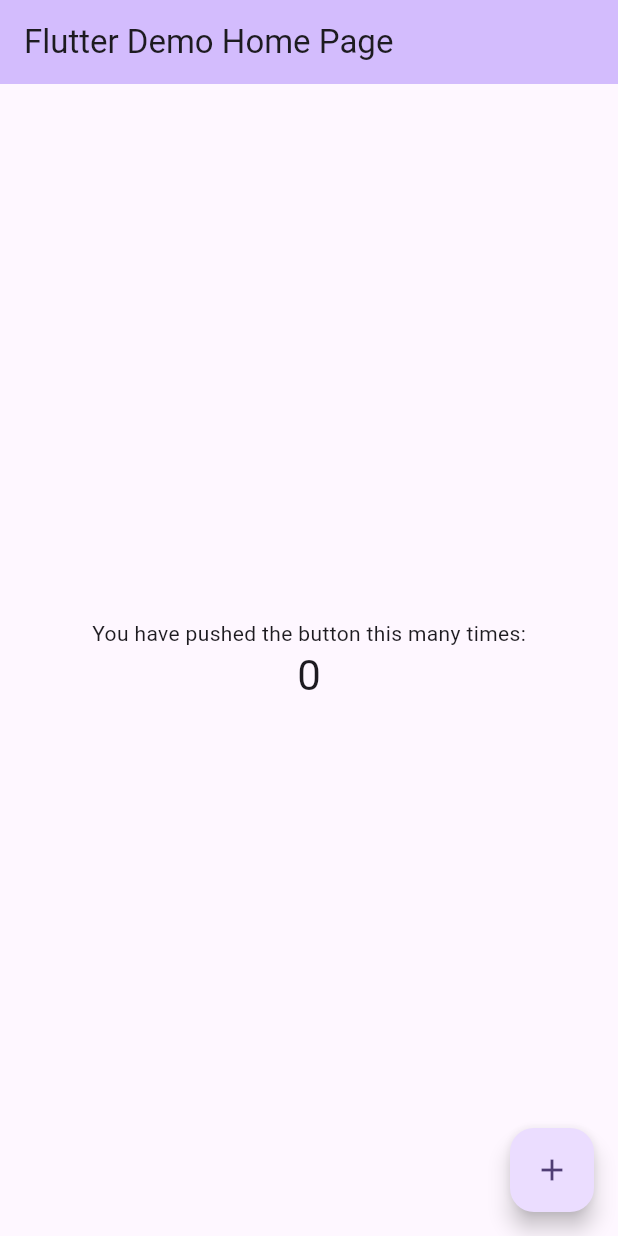
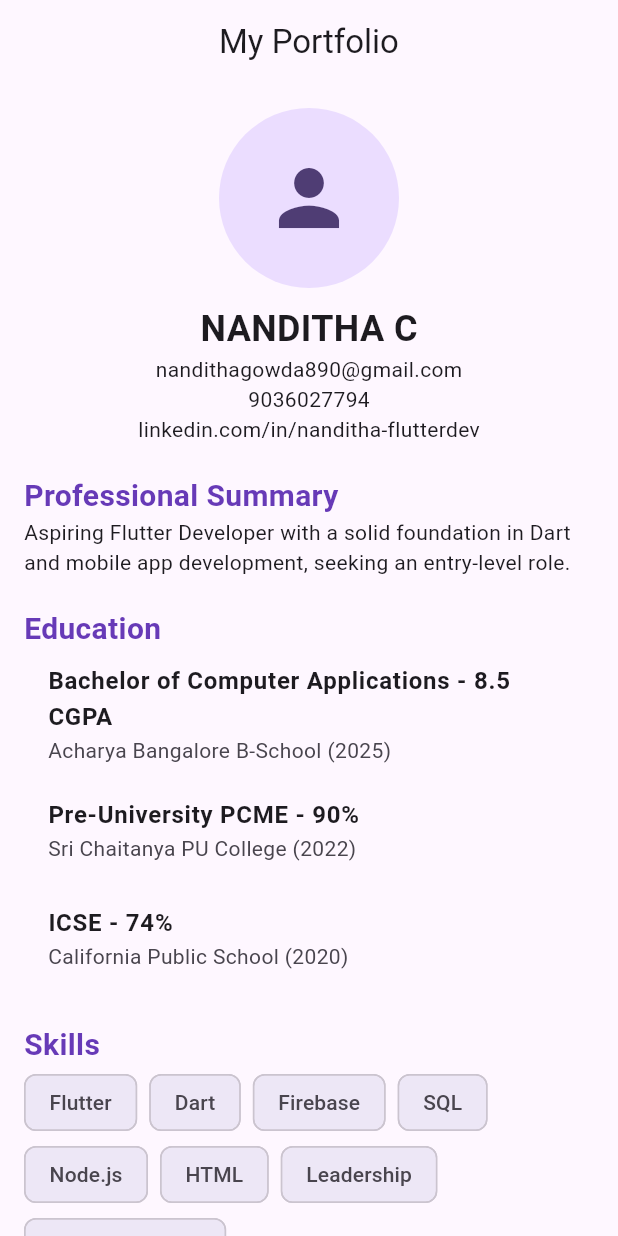
Before and after one commit to nanditha890/portfolio-app, a Flutter app: the screen it shows after launch, on a phone screen of 412 x 824 dp. Run offline on Flutter 3.47's test engine with Material 3 defaults, Android fonts, the phone set to English and light mode, and no system bars.

Commit message:
changed ui here

```diff
--- /dev/null
+++ b/lib/data/portfolio_data.dart
@@ -0,0 +1,48 @@
+class PortfolioData {
+  final String name = "NANDITHA C";
+  final String phone = "9036027794";
+  final String email = "nandithagowda890@gmail.com";
+  final String linkedin = "linkedin.com/in/nanditha-flutterdev";
+
+  final String summary =
+      "Aspiring Flutter Developer with a solid foundation in Dart and mobile app development, seeking an entry-level role.";
+
+  final List education = [
+    {"title": "Bachelor of Computer Applications - 8.5 CGPA", "subtitle": "Acharya Bangalore B-School (2025)"},
+    {"title": "Pre-University PCME - 90%", "subtitle": "Sri Chaitanya PU College (2022)"},
+    {"title": "ICSE - 74%", "subtitle": "California Public School (2020)"},
+  ];
+
+  final List skills = ["Flutter", "Dart", "Firebase", "SQL", "Node.js", "HTML", "Leadership", "Communication"];
+
+  final List experience = [
+    {
+      "title": "Intern - Globe GPS Technologies Pvt. Ltd.",
+      "subtitle": "Worked on Coffee Management Web App, full-stack, testing, problem-solving."
+    }
+  ];
+
+  final List projects = [
+    {"title": "BMI Calculator App", "description": "Flutter & Dart UI + logic."},
+    {"title": "Expense Tracker App", "description": "Hive offline storage + Material3 UI."},
+    {"title": "QR Code Generator & Scanner", "description": "Generate & scan QR using Flutter packages."},
+    {"title": "Private Chatting App", "description": "Flutter + Firebase + Node.js + Lottie secure chat app."},
+    {"title": "Note Taker App", "description": "Firestore CRUD notes app."},
+    {"title": "Fitness Tracker App (In Progress)", "description": "Steps, calories, goals tracking app."},
+  ];
+
+  final List certifications = [
+    {"title": "Artificial Intelligence Program", "subtitle": "Intel (2025)"},
+    {"title": "Cisco Cybersecurity Technician", "subtitle": "Cisco (2024)"},
+  ];
+
+  final List activities = [
+    {"title": "HR Skills Workshop", "subtitle": "Tareeqa Global Solution (2024)"},
+    {"title": "PowerBI Workshop", "subtitle": "Office Master (2024)"},
+    {"title": "Best of Waste - Winner", "subtitle": "ABBS (2024)"},
+    {"title": "Face Painting - Runner", "subtitle": "ABBS (2024)"},
+    {"title": "Painting Portrait - Winner", "subtitle": "Pragati Women's Wing (2024)"},
+  ];
+}
+
+final portfolio = PortfolioData();
--- /dev/null
+++ b/lib/home_page.dart
@@ -0,0 +1,55 @@
+import 'package:flutter/material.dart';
+import 'data/portfolio_data.dart';
+import 'widgets/section_title.dart';
+import 'widgets/skill_chip.dart';
+import 'widgets/info_tile.dart';
+import 'widgets/project_tile.dart';
+
+class HomePage extends StatelessWidget {
+  const HomePage({super.key});
+
+  @override
+  Widget build(BuildContext context) {
+    return Scaffold(
+      appBar: AppBar(title: const Text("My Portfolio"), centerTitle: true),
+      body: ListView(
+        padding: const EdgeInsets.all(16),
+        children: [
+          Center(
+            child: Column(
+              children: [
+                CircleAvatar(radius: 60, child: Icon(Icons.person, size: 60)),
+                SizedBox(height: 10),
+                Text(portfolio.name, style: TextStyle(fontSize: 24, fontWeight: FontWeight.bold)),
+                Text(portfolio.email),
+                Text(portfolio.phone),
+                Text(portfolio.linkedin),
+              ],
+            ),
+          ),
+          SizedBox(height: 20),
+          SectionTitle(title: "Professional Summary"),
+          Text(portfolio.summary),
+          SizedBox(height: 20),
+          SectionTitle(title: "Education"),
+          ...portfolio.education.map((e) => InfoTile(title: e['title'], subtitle: e['subtitle'])),
+          SizedBox(height: 20),
+          SectionTitle(title: "Skills"),
+          Wrap(spacing: 8, children: portfolio.skills.map((s) => SkillChip(skill: s)).toList()),
+          SizedBox(height: 20),
+          SectionTitle(title: "Experience"),
+          ...portfolio.experience.map((e) => InfoTile(title: e['title'], subtitle: e['subtitle'])),
+          SizedBox(height: 20),
+          SectionTitle(title: "Projects"),
+          ...portfolio.projects.map((p) => ProjectTile(project: p)),
+          SizedBox(height: 20),
+          SectionTitle(title: "Certifications"),
+          ...portfolio.certifications.map((c) => InfoTile(title: c['title'], subtitle: c['subtitle'])),
+          SizedBox(height: 20),
+          SectionTitle(title: "Extracurricular Activities"),
+          ...portfolio.activities.map((a) => InfoTile(title: a['title'], subtitle: a['subtitle'])),
+        ],
+      ),
+    );
+  }
+}
--- a/lib/main.dart
+++ b/lib/main.dart
@@ -1,122 +1,23 @@
 import 'package:flutter/material.dart';
+import 'home_page.dart';
 
 void main() {
-  runApp(const MyApp());
+  runApp(const PortfolioApp());
 }
 
-class MyApp extends StatelessWidget {
-  const MyApp({super.key});
+class PortfolioApp extends StatelessWidget {
+  const PortfolioApp({super.key});
 
-  // This widget is the root of your application.
   @override
   Widget build(BuildContext context) {
     return MaterialApp(
-      title: 'Flutter Demo',
+      debugShowCheckedModeBanner: false,
+      title: "Nanditha Portfolio",
       theme: ThemeData(
-        // This is the theme of your application.
-        //
-        // TRY THIS: Try running your application with "flutter run". You'll see
-        // the application has a purple toolbar. Then, without quitting the app,
-        // try changing the seedColor in the colorScheme below to Colors.green
-        // and then invoke "hot reload" (save your changes or press the "hot
-        // reload" button in a Flutter-supported IDE, or press "r" if you used
-        // the command line to start the app).
-        //
-        // Notice that the counter didn't reset back to zero; the application
-        // state is not lost during the reload. To reset the state, use hot
-        // restart instead.
-        //
-        // This works for code too, not just values: Most code changes can be
-        // tested with just a hot reload.
-        colorScheme: ColorScheme.fromSeed(seedColor: Colors.deepPurple),
+        colorSchemeSeed: Colors.deepPurple,
+        useMaterial3: true,
       ),
-      home: const MyHomePage(title: 'Flutter Demo Home Page'),
+      home: const HomePage(),
     );
   }
 }
-
-class MyHomePage extends StatefulWidget {
-  const MyHomePage({super.key, required this.title});
-
-  // This widget is the home page of your application. It is stateful, meaning
-  // that it has a State object (defined below) that contains fields that affect
-  // how it looks.
-
-  // This class is the configuration for the state. It holds the values (in this
-  // case the title) provided by the parent (in this case the App widget) and
-  // used by the build method of the State. Fields in a Widget subclass are
-  // always marked "final".
-
-  final String title;
-
-  @override
-  State<MyHomePage> createState() => _MyHomePageState();
-}
-
-class _MyHomePageState extends State<MyHomePage> {
-  int _counter = 0;
-
-  void _incrementCounter() {
-    setState(() {
-      // This call to setState tells the Flutter framework that something has
-      // changed in this State, which causes it to rerun the build method below
-      // so that the display can reflect the updated values. If we changed
-      // _counter without calling setState(), then the build method would not be
-      // called again, and so nothing would appear to happen.
-      _counter++;
-    });
-  }
-
-  @override
-  Widget build(BuildContext context) {
-    // This method is rerun every time setState is called, for instance as done
-    // by the _incrementCounter method above.
-    //
-    // The Flutter framework has been optimized to make rerunning build methods
-    // fast, so that you can just rebuild anything that needs updating rather
-    // than having to individually change instances of widgets.
-    return Scaffold(
-      appBar: AppBar(
-        // TRY THIS: Try changing the color here to a specific color (to
-        // Colors.amber, perhaps?) and trigger a hot reload to see the AppBar
-        // change color while the other colors stay the same.
-        backgroundColor: Theme.of(context).colorScheme.inversePrimary,
-        // Here we take the value from the MyHomePage object that was created by
-        // the App.build method, and use it to set our appbar title.
-        title: Text(widget.title),
-      ),
-      body: Center(
-        // Center is a layout widget. It takes a single child and positions it
-        // in the middle of the parent.
-        child: Column(
-          // Column is also a layout widget. It takes a list of children and
-          // arranges them vertically. By default, it sizes itself to fit its
-          // children horizontally, and tries to be as tall as its parent.
-          //
-          // Column has various properties to control how it sizes itself and
-          // how it positions its children. Here we use mainAxisAlignment to
-          // center the children vertically; the main axis here is the vertical
-          // axis because Columns are vertical (the cross axis would be
-          // horizontal).
-          //
-          // TRY THIS: Invoke "debug painting" (choose the "Toggle Debug Paint"
-          // action in the IDE, or press "p" in the console), to see the
-          // wireframe for each widget.
-          mainAxisAlignment: MainAxisAlignment.center,
-          children: <Widget>[
-            const Text('You have pushed the button this many times:'),
-            Text(
-              '$_counter',
-              style: Theme.of(context).textTheme.headlineMedium,
-            ),
-          ],
-        ),
-      ),
-      floatingActionButton: FloatingActionButton(
-        onPressed: _incrementCounter,
-        tooltip: 'Increment',
-        child: const Icon(Icons.add),
-      ), // This trailing comma makes auto-formatting nicer for build methods.
-    );
-  }
-}
--- /dev/null
+++ b/lib/widgets/info_tile.dart
@@ -0,0 +1,13 @@
+import 'package:flutter/material.dart';
+
+class InfoTile extends StatelessWidget {
+  final String title;
+  final String subtitle;
+
+  const InfoTile({super.key, required this.title, required this.subtitle});
+
+  @override
+  Widget build(BuildContext context) {
+    return ListTile(title: Text(title, style: TextStyle(fontWeight: FontWeight.w600)), subtitle: Text(subtitle));
+  }
+}
--- /dev/null
+++ b/lib/widgets/project_tile.dart
@@ -0,0 +1,25 @@
+import 'package:flutter/material.dart';
+
+class ProjectTile extends StatelessWidget {
+  final Map project;
+
+  const ProjectTile({super.key, required this.project});
+
+  @override
+  Widget build(BuildContext context) {
+    return Card(
+      margin: EdgeInsets.symmetric(vertical: 8),
+      child: Padding(
+        padding: EdgeInsets.all(16),
+        child: Column(
+          crossAxisAlignment: CrossAxisAlignment.start,
+          children: [
+            Text(project['title'], style: TextStyle(fontSize: 18, fontWeight: FontWeight.bold)),
+            SizedBox(height: 8),
+            Text(project['description']),
+          ],
+        ),
+      ),
+    );
+  }
+}
--- /dev/null
+++ b/lib/widgets/section_title.dart
@@ -0,0 +1,11 @@
+import 'package:flutter/material.dart';
+
+class SectionTitle extends StatelessWidget {
+  final String title;
+  const SectionTitle({super.key, required this.title});
+
+  @override
+  Widget build(BuildContext context) {
+    return Text(title, style: TextStyle(fontSize: 20, fontWeight: FontWeight.bold, color: Colors.deepPurple));
+  }
+}
--- /dev/null
+++ b/lib/widgets/skill_chip.dart
@@ -0,0 +1,11 @@
+import 'package:flutter/material.dart';
+
+class SkillChip extends StatelessWidget {
+  final String skill;
+  const SkillChip({super.key, required this.skill});
+
+  @override
+  Widget build(BuildContext context) {
+    return Chip(label: Text(skill), backgroundColor: Colors.deepPurple.shade50);
+  }
+}
```
